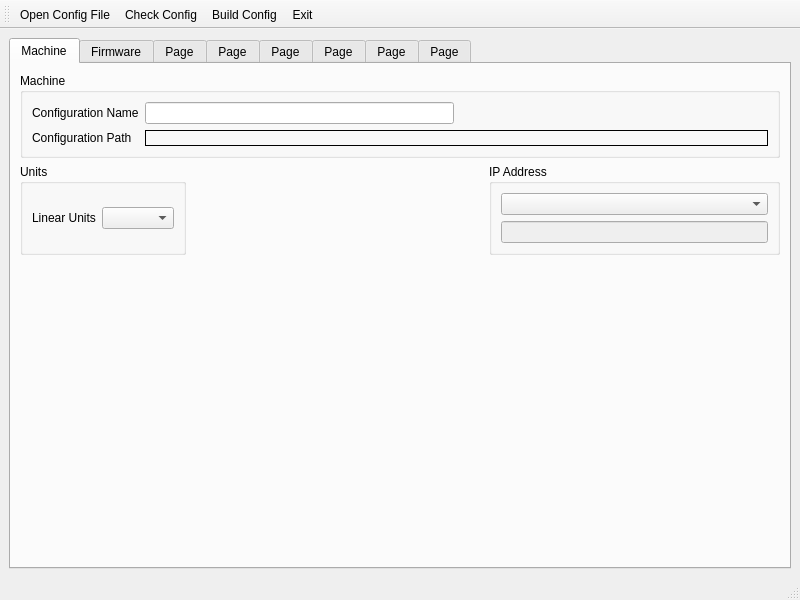
jethornton/7i92, file 7i92/src/7i92.ui: the form before one commit.
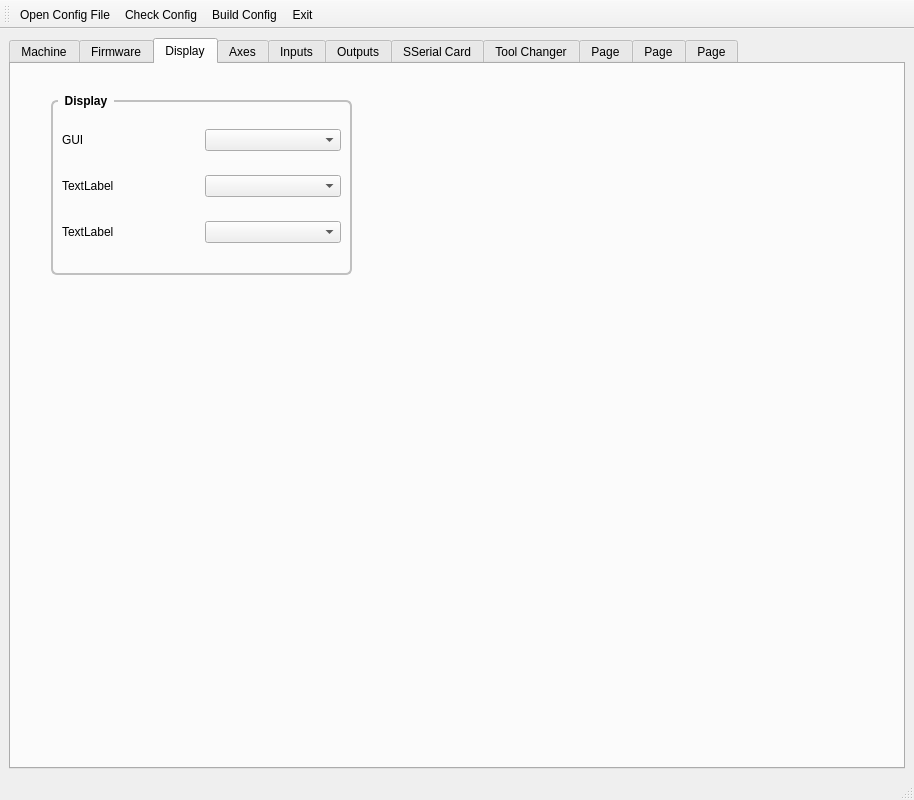
The form after the commit. The open tabs and pages were chosen to show the change.

Patch:
```diff
--- a/7i92/src/7i92.ui
+++ b/7i92/src/7i92.ui
@@ -6,8 +6,8 @@
    <rect>
     <x>0</x>
     <y>0</y>
-    <width>800</width>
-    <height>600</height>
+    <width>914</width>
+    <height>800</height>
    </rect>
   </property>
   <property name="windowTitle">
@@ -16,7 +16,21 @@
   <widget class="QWidget" name="centralwidget">
    <layout class="QGridLayout" name="gridLayout">
     <item row="0" column="0">
-     <widget class="QTabWidget" name="tabWidget">
+     <widget class="QTabWidget" name="tabs">
+      <property name="styleSheet">
+       <string notr="true">QGroupBox {
+    font: bold;
+    border: 2px solid silver;
+    border-radius: 6px;
+    margin-top: 6px;
+}
+
+QGroupBox::title {
+    subcontrol-origin: margin;
+    left: 7px;
+    padding: 0px 5px 0px 5px;
+}</string>
+      </property>
       <property name="currentIndex">
        <number>0</number>
       </property>
@@ -67,7 +81,7 @@
            <item row="0" column="1">
             <widget class="QLineEdit" name="nameLE"/>
            </item>
-           <item row="0" column="2">
+           <item row="0" column="4">
             <spacer name="horizontalSpacer_2">
              <property name="orientation">
               <enum>Qt::Horizontal</enum>
@@ -80,7 +94,7 @@
              </property>
             </spacer>
            </item>
-           <item row="1" column="1" colspan="2">
+           <item row="1" column="1" colspan="3">
             <widget class="QLabel" name="configPathLbl">
              <property name="frameShape">
               <enum>QFrame::Box</enum>
@@ -90,23 +104,8 @@
              </property>
             </widget>
            </item>
-          </layout>
-         </widget>
-        </item>
-        <item row="1" column="2">
-         <widget class="QGroupBox" name="groupBox_4">
-          <property name="title">
-           <string>IP Address</string>
-          </property>
-          <layout class="QGridLayout" name="gridLayout_7">
-           <item row="0" column="0">
-            <widget class="QComboBox" name="ipAddressCB"/>
-           </item>
-           <item row="1" column="0">
-            <widget class="QLineEdit" name="customipLE">
-             <property name="enabled">
-              <bool>false</bool>
-             </property>
+           <item row="1" column="4">
+            <widget class="QCheckBox" name="backupCB">
              <property name="toolTip">
               <string>&lt;html&gt;&lt;head/&gt;&lt;body&gt;&lt;p&gt;Enter Custom IP Address if used&lt;/p&gt;&lt;/body&gt;&lt;/html&gt;</string>
              </property>
@@ -115,19 +114,6 @@
           </layout>
          </widget>
         </item>
-        <item row="2" column="0">
-         <spacer name="verticalSpacer">
-          <property name="orientation">
-           <enum>Qt::Vertical</enum>
-          </property>
-          <property name="sizeHint" stdset="0">
-           <size>
-            <width>20</width>
-            <height>40</height>
-           </size>
-          </property>
-         </spacer>
-        </item>
         <item row="1" column="1">
          <spacer name="horizontalSpacer_3">
           <property name="orientation">
@@ -197,31 +183,141 @@
         <item row="1" column="0">
          <widget class="QPlainTextEdit" name="flashPTE"/>
         </item>
+        <item row="1" column="0">
+         <widget class="QGroupBox" name="groupBox_4">
+          <property name="title">
+           <string>IP Address</string>
+          </property>
+          <layout class="QGridLayout" name="gridLayout_7">
+           <item row="0" column="1">
+            <widget class="QLineEdit" name="customipLE">
+             <property name="enabled">
+              <bool>false</bool>
+             </property>
+             <property name="toolTip">
+              <string>&lt;html&gt;&lt;head/&gt;&lt;body&gt;&lt;p&gt;Enter Custom IP Address if used&lt;/p&gt;&lt;/body&gt;&lt;/html&gt;</string>
+             </property>
+            </widget>
+           </item>
+           <item row="0" column="0">
+            <widget class="QComboBox" name="ipAddressCB">
+             <property name="minimumSize">
+              <size>
+               <width>150</width>
+               <height>0</height>
+              </size>
+             </property>
+            </widget>
+           </item>
+           <item row="0" column="2">
+            <spacer name="horizontalSpacer_4">
+             <property name="orientation">
+              <enum>Qt::Horizontal</enum>
+             </property>
+             <property name="sizeHint" stdset="0">
+              <size>
+               <width>40</width>
+               <height>20</height>
+              </size>
+             </property>
+            </spacer>
+           </item>
+          </layout>
+         </widget>
+        </item>
        </layout>
       </widget>
       <widget class="QWidget" name="tab_3">
        <attribute name="title">
-        <string>Page</string>
+        <string>Display</string>
        </attribute>
+       <widget class="QGroupBox" name="groupBox_5">
+        <property name="geometry">
+         <rect>
+          <x>40</x>
+          <y>30</y>
+          <width>301</width>
+          <height>181</height>
+         </rect>
+        </property>
+        <property name="title">
+         <string>Display</string>
+        </property>
+        <layout class="QGridLayout" name="gridLayout_8">
+         <item row="1" column="1">
+          <widget class="QComboBox" name="comboBox_2"/>
+         </item>
+         <item row="0" column="1">
+          <widget class="QComboBox" name="guiCB"/>
+         </item>
+         <item row="2" column="1">
+          <widget class="QComboBox" name="comboBox_3"/>
+         </item>
+         <item row="0" column="0">
+          <widget class="QLabel" name="label_4">
+           <property name="text">
+            <string>GUI</string>
+           </property>
+          </widget>
+         </item>
+         <item row="1" column="0">
+          <widget class="QLabel" name="label_5">
+           <property name="text">
+            <string>TextLabel</string>
+           </property>
+          </widget>
+         </item>
+         <item row="2" column="0">
+          <widget class="QLabel" name="label_6">
+           <property name="text">
+            <string>TextLabel</string>
+           </property>
+          </widget>
+         </item>
+        </layout>
+       </widget>
       </widget>
       <widget class="QWidget" name="tab_4">
        <attribute name="title">
-        <string>Page</string>
+        <string>Axes</string>
        </attribute>
       </widget>
       <widget class="QWidget" name="tab_5">
        <attribute name="title">
-        <string>Page</string>
+        <string>Inputs</string>
        </attribute>
       </widget>
       <widget class="QWidget" name="tab_6">
        <attribute name="title">
-        <string>Page</string>
+        <string>Outputs</string>
        </attribute>
       </widget>
+      <widget class="QWidget" name="tab_11">
+       <attribute name="title">
+        <string>SSerial Card</string>
+       </attribute>
+       <widget class="QGroupBox" name="groupBox_6">
+        <property name="geometry">
+         <rect>
+          <x>30</x>
+          <y>50</y>
+          <width>171</width>
+          <height>56</height>
+         </rect>
+        </property>
+        <property name="title">
+         <string>Smart Serial Card</string>
+        </property>
+        <layout class="QGridLayout" name="gridLayout_9">
+         <item row="0" column="0">
+          <widget class="QComboBox" name="smartSerialCardCB"/>
+         </item>
+        </layout>
+       </widget>
+      </widget>
       <widget class="QWidget" name="tab_7">
        <attribute name="title">
-        <string>Page</string>
+        <string>Tool Changer</string>
        </attribute>
       </widget>
       <widget class="QWidget" name="tab_8">
@@ -229,6 +325,16 @@
         <string>Page</string>
        </attribute>
       </widget>
+      <widget class="QWidget" name="tab_9">
+       <attribute name="title">
+        <string>Page</string>
+       </attribute>
+      </widget>
+      <widget class="QWidget" name="tab_10">
+       <attribute name="title">
+        <string>Page</string>
+       </attribute>
+      </widget>
      </widget>
     </item>
    </layout>
```
Left out of the diff: 84 changed lines with no effect on the pictures.
